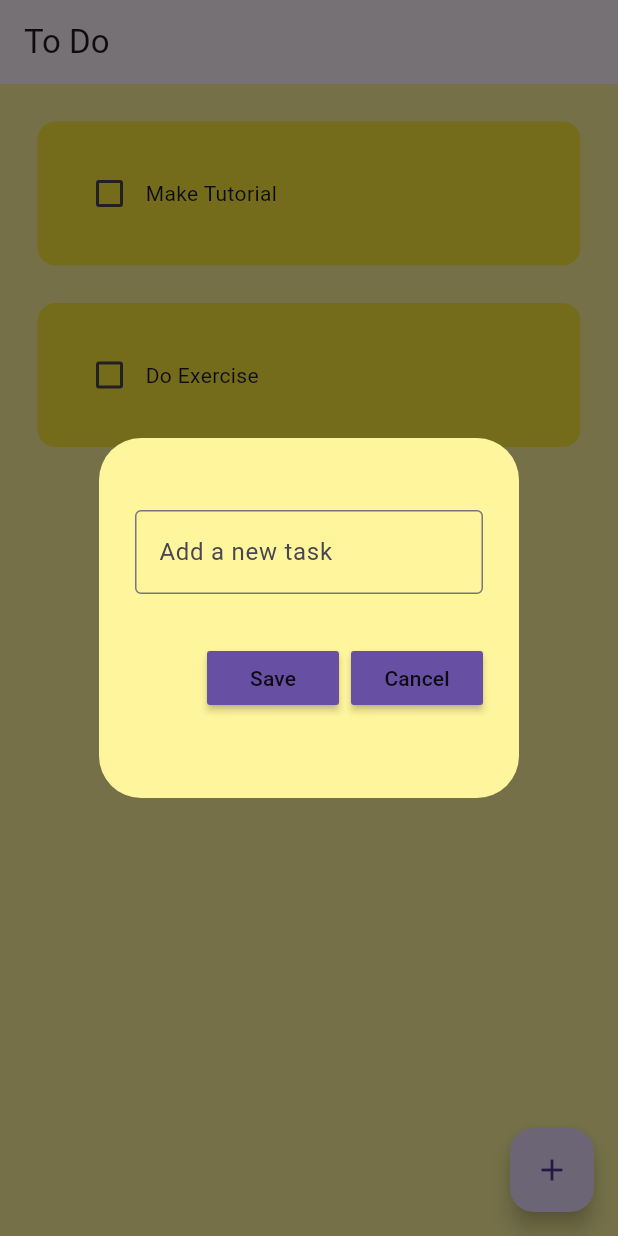
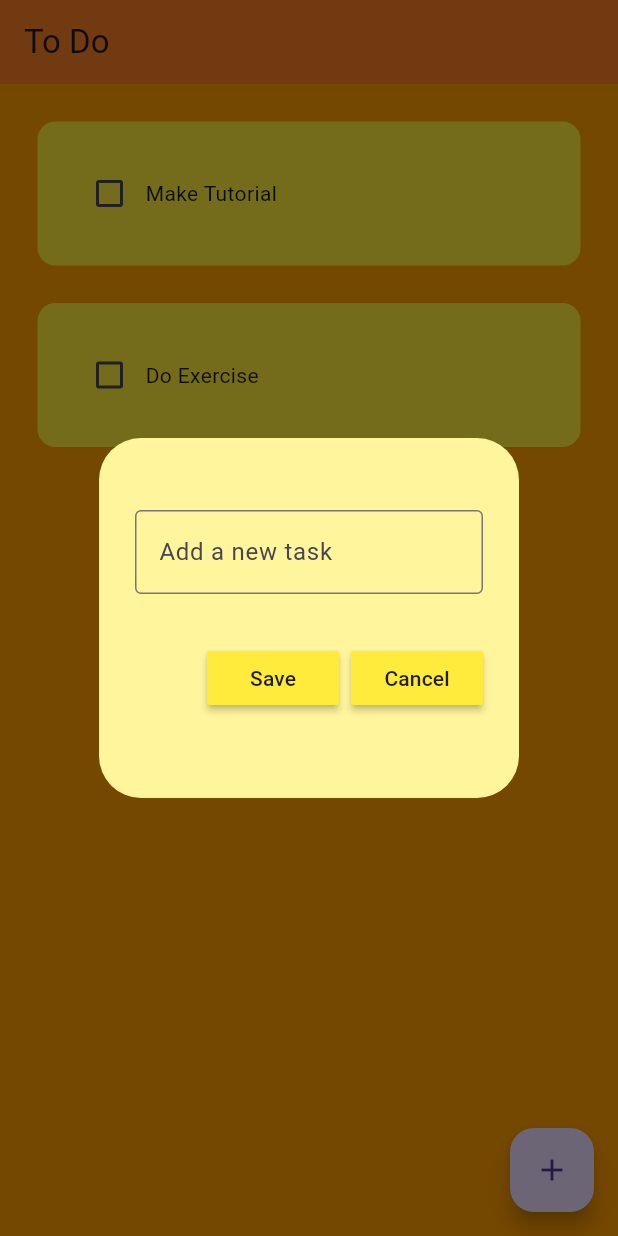
Before and after one commit to Navch1/to-do, a Flutter app: the screen it shows after launch, after a tap on the "add" icon, on a phone screen of 412 x 824 dp. Run offline on Flutter 3.47's test engine with Material 3 defaults, Android fonts, the phone set to English and light mode, and no system bars; drawn by our look-alikes of flutter_slidable; our stand-ins replace hive_flutter; accounts and stored records are empty.

Commit message:
Changed colors

```diff
--- a/lib/main.dart
+++ b/lib/main.dart
@@ -19,7 +19,7 @@ class MyApp extends StatelessWidget {
     return MaterialApp(
       debugShowCheckedModeBanner: false,
       home: HomePage(),
-      theme: ThemeData(primarySwatch: Colors.yellow),
+      theme: ThemeData(primarySwatch: Colors.deepOrange)
     );
   }
 }
--- a/lib/pages/home_page.dart
+++ b/lib/pages/home_page.dart
@@ -69,9 +69,10 @@ class _HomePageState extends State<HomePage> {
   @override
   Widget build(BuildContext context) {
     return Scaffold(
-      backgroundColor: Colors.yellow[200],
+      backgroundColor: const Color(0xFFff9d00),
 
       appBar: AppBar(
+        backgroundColor: Color(0xFFf77f23),
         title: Text("To Do"),
         elevation: 0,
       ),
--- a/lib/util/my_button.dart
+++ b/lib/util/my_button.dart
@@ -15,7 +15,7 @@ class MyButton extends StatelessWidget {
   Widget build(BuildContext context) {
     return MaterialButton(
       onPressed: onPressed,
-      color: Theme.of(context).primaryColor,
+      color: const Color(0xFFFFEB3B),
       child: Text(text),
     );
   }
--- a/lib/util/todo_tile.dart
+++ b/lib/util/todo_tile.dart
@@ -35,7 +35,7 @@ class ToDoTile extends StatelessWidget {
         child: Container(
           padding: EdgeInsets.all(24),
           decoration: BoxDecoration(
-            color: Colors.yellow,
+            color: const Color(0xFFFFEB3B),
             borderRadius: BorderRadius.circular(12),
           ),
           child: Row(
```
